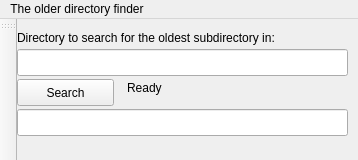
akrupych/Unix, file FindOldestQT/mainwindow.ui: the form before one commit.
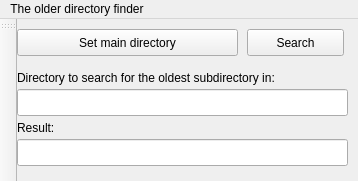
The form after the commit.

Diff of the .ui file:
```diff
--- a/FindOldestQT/mainwindow.ui
+++ b/FindOldestQT/mainwindow.ui
@@ -7,7 +7,7 @@
     <x>0</x>
     <y>0</y>
     <width>358</width>
-    <height>160</height>
+    <height>181</height>
    </rect>
   </property>
   <property name="windowTitle">
@@ -17,8 +17,8 @@
    <widget class="QPushButton" name="pushButton">
     <property name="geometry">
      <rect>
-      <x>0</x>
-      <y>60</y>
+      <x>230</x>
+      <y>10</y>
       <width>97</width>
       <height>27</height>
      </rect>
@@ -31,7 +31,7 @@
     <property name="geometry">
      <rect>
       <x>0</x>
-      <y>30</y>
+      <y>70</y>
       <width>331</width>
       <height>27</height>
      </rect>
@@ -41,7 +41,7 @@
     <property name="geometry">
      <rect>
       <x>0</x>
-      <y>10</y>
+      <y>50</y>
       <width>341</width>
       <height>17</height>
      </rect>
@@ -54,7 +54,7 @@
     <property name="geometry">
      <rect>
       <x>0</x>
-      <y>90</y>
+      <y>120</y>
       <width>331</width>
       <height>27</height>
      </rect>
@@ -63,14 +63,27 @@
    <widget class="QLabel" name="label_2">
     <property name="geometry">
      <rect>
-      <x>110</x>
-      <y>60</y>
+      <x>0</x>
+      <y>100</y>
       <width>67</width>
       <height>17</height>
      </rect>
     </property>
     <property name="text">
-     <string>Ready</string>
+     <string>Result:</string>
+    </property>
+   </widget>
+   <widget class="QPushButton" name="pushButton_2">
+    <property name="geometry">
+     <rect>
+      <x>0</x>
+      <y>10</y>
+      <width>221</width>
+      <height>27</height>
+     </rect>
+    </property>
+    <property name="text">
+     <string>Set main directory</string>
     </property>
    </widget>
   </widget>
```
